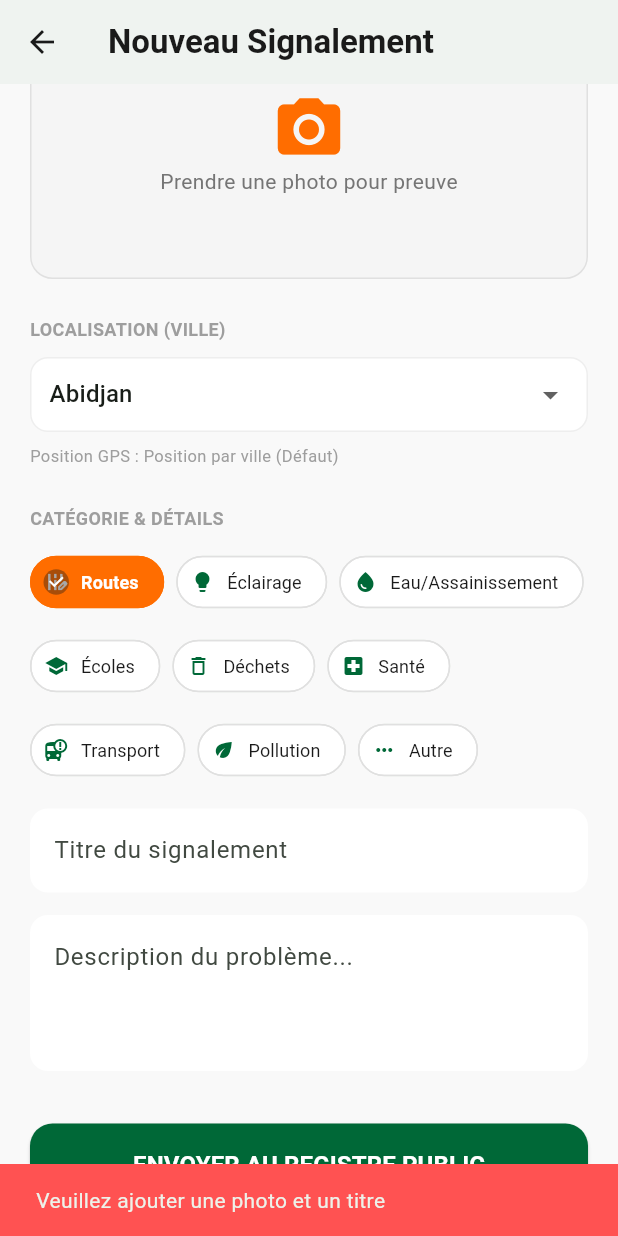
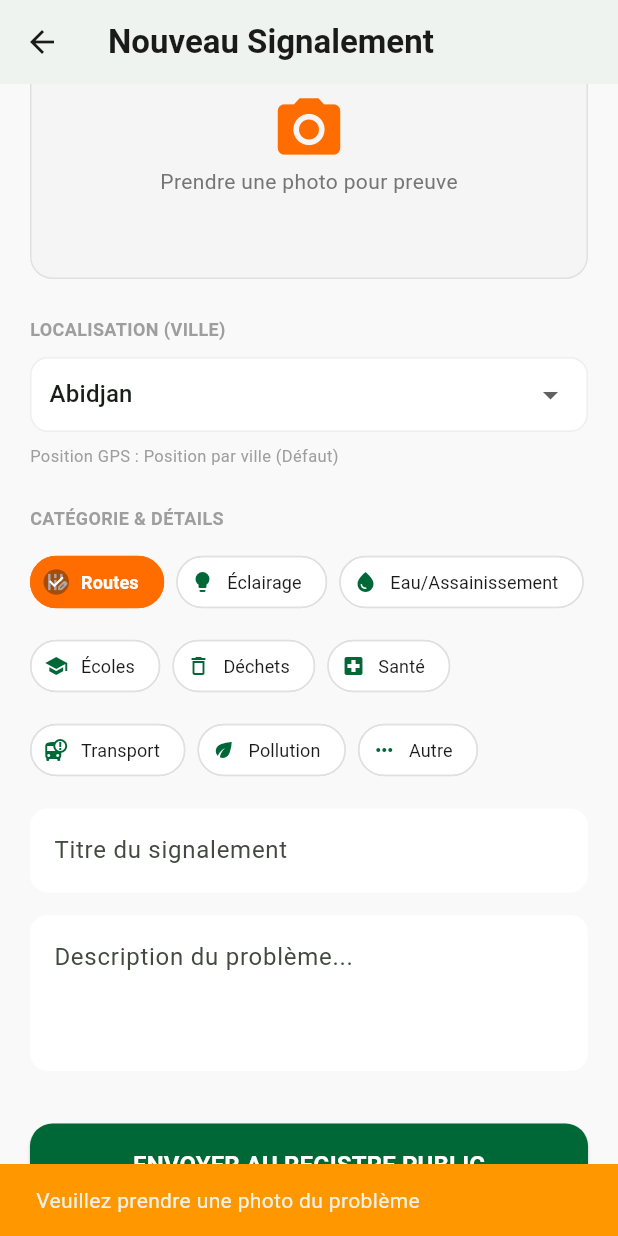
Before and after one commit to rey830873-crypto/sentinelle_ci, a Flutter app: the CreateReportScreen screen opened directly, scrolled down 97 dp, after a tap on "ENVOYER AU REGISTRE PUBLIC", on a phone screen of 412 x 824 dp. Run offline on Flutter 3.47's test engine with Material 3 defaults, Android fonts, the light colour scheme and no system bars; our stand-ins replace flutter_map, geolocator, image_picker, latlong2; accounts and stored records are empty.

Commit message:
Final stable version for defense: AI removal, UI fixes, and navigation stability

```diff
--- a/lib/viewmodels/report_viewmodel.dart
+++ b/lib/viewmodels/report_viewmodel.dart
@@ -45,8 +45,10 @@ class ReportViewModel extends ChangeNotifier {
     _isLoading = true;
     notifyListeners();
 
+    try {
       String? imageUrl;
       if (imageFile != null) {
+        // Simulation d'upload ou traitement d'image
         imageUrl = await _apiService.uploadImage(imageFile);
       }
 
@@ -68,13 +70,13 @@ class ReportViewModel extends ChangeNotifier {
         isUrgent: isUrgent || description.toLowerCase().contains('danger') || description.toLowerCase().contains('urgent'),
       );
 
-    try {
       await _apiService.postReport(newReport);
       _lastCreatedReport = newReport;
       _isLoading = false;
       notifyListeners();
       return true;
     } catch (e) {
+      debugPrint("Erreur lors de la création du rapport: $e");
       _isLoading = false;
       notifyListeners();
       return false;
--- a/lib/views/create_report_screen.dart
+++ b/lib/views/create_report_screen.dart
@@ -5,7 +5,6 @@ import 'package:image_picker/image_picker.dart';
 import 'package:geolocator/geolocator.dart';
 import 'package:sentinelle_ci/utils/app_colors.dart';
 import 'package:sentinelle_ci/models/report_model.dart';
-import 'package:sentinelle_ci/services/ai_service.dart';
 import 'package:sentinelle_ci/viewmodels/auth_viewmodel.dart';
 import 'package:sentinelle_ci/viewmodels/report_viewmodel.dart';
 
@@ -41,10 +40,7 @@ class _CreateReportScreenState extends State<CreateReportScreen> {
   double _longitude = -4.0305;
 
   File? _imageFile;
-  bool _isAnalyzing = false;
-  bool _aiSuggestedUrgency = false;
   final _picker = ImagePicker();
-  final _aiService = AIService();
 
   @override
   void initState() {
@@ -82,31 +78,7 @@ class _CreateReportScreenState extends State<CreateReportScreen> {
     if (pickedFile != null) {
       setState(() {
         _imageFile = File(pickedFile.path);
-        _isAnalyzing = true;
       });
-
-      try {
-        final analysis = await _aiService.analyzeImage(_imageFile!);
-        setState(() {
-          _selectedCategory = analysis['category'] as ReportCategory;
-          _titleController.text = analysis['title'] as String;
-          _descriptionController.text = analysis['description'] as String;
-          _aiSuggestedUrgency = analysis['isUrgent'] as bool? ?? false;
-          _isAnalyzing = false;
-        });
-
-        if (mounted) {
-          ScaffoldMessenger.of(context).showSnackBar(
-            const SnackBar(
-              content: Text('✅ Analyse IA terminée'),
-              backgroundColor: AppColors.primaryGreen,
-              duration: Duration(seconds: 2),
-            )
-          );
-        }
-      } catch (e) {
-        setState(() => _isAnalyzing = false);
-      }
     }
   }
 
@@ -149,22 +121,7 @@ class _CreateReportScreenState extends State<CreateReportScreen> {
                         Text('Prendre une photo pour preuve', style: TextStyle(color: AppColors.textLight)),
                       ],
                     )
-                  : (_isAnalyzing
-                      ? Container(
-                          decoration: BoxDecoration(
-                            color: Colors.black.withValues(alpha: 0.4),
-                            borderRadius: BorderRadius.circular(15),
-                          ),
-                          child: const Column(
-                            mainAxisAlignment: MainAxisAlignment.center,
-                            children: [
-                              CircularProgressIndicator(color: Colors.white),
-                              SizedBox(height: 10),
-                              Text('Analyse IA en cours...', style: TextStyle(color: Colors.white, fontWeight: FontWeight.bold)),
-                            ],
-                          ),
-                        )
-                      : const SizedBox.shrink()),
+                  : const SizedBox.shrink(),
               ),
             ),
             const SizedBox(height: 25),
@@ -229,10 +186,24 @@ class _CreateReportScreenState extends State<CreateReportScreen> {
               height: 55,
               child: ElevatedButton(
                 onPressed: reportVm.isLoading ? null : () async {
-                  if (_titleController.text.isNotEmpty && _imageFile != null) {
+                  // Validation stricte
+                  if (_imageFile == null) {
+                    ScaffoldMessenger.of(context).showSnackBar(
+                      const SnackBar(content: Text('Veuillez prendre une photo du problème'), backgroundColor: Colors.orange)
+                    );
+                    return;
+                  }
+
+                  if (_titleController.text.trim().isEmpty) {
+                    ScaffoldMessenger.of(context).showSnackBar(
+                      const SnackBar(content: Text('Veuillez donner un titre au signalement'), backgroundColor: Colors.orange)
+                    );
+                    return;
+                  }
+
                   final success = await reportVm.createReport(
-                      title: _titleController.text,
-                      description: _descriptionController.text,
+                    title: _titleController.text.trim(),
+                    description: _descriptionController.text.trim(),
                     category: _selectedCategory,
                     location: "$_selectedCity, Côte d'Ivoire",
                     latitude: _latitude,
@@ -240,29 +211,35 @@ class _CreateReportScreenState extends State<CreateReportScreen> {
                     userId: authVm.currentUser?.id ?? 'anonyme',
                     userName: authVm.currentUser?.name ?? 'Citoyen',
                     isAnonymous: authVm.currentUser?.isAnonymous ?? false,
-                      isUrgent: _aiSuggestedUrgency,
+                    isUrgent: false,
                     imageFile: _imageFile,
                   );
 
                   if (!mounted) return;
 
                   if (success) {
-                      await authVm.addPoints(15);
+                    // 1. On prépare le message de succès avant de partir
+                    final messenger = ScaffoldMessenger.of(context);
 
-                      if (!context.mounted) return;
+                    // 2. On ferme le clavier et l'écran immédiatement pour la fluidité
+                    FocusScope.of(context).unfocus();
+                    Navigator.pop(context);
 
-                      Navigator.pop(context);
-                      ScaffoldMessenger.of(context).showSnackBar(
+                    // 3. On ajoute les points en tâche de fond (cela ne bloquera plus l'UI)
+                    authVm.addPoints(15);
+
+                    // 4. On affiche le succès (il apparaîtra sur l'écran d'accueil)
+                    messenger.showSnackBar(
                       const SnackBar(
                         content: Text('✅ Signalement certifié sur la Blockchain ! (+15 pts)'),
                         backgroundColor: AppColors.primaryGreen,
+                        duration: Duration(seconds: 3),
                       )
                     );
-                    }
                   } else {
                     ScaffoldMessenger.of(context).showSnackBar(
                       const SnackBar(
-                        content: Text('Veuillez ajouter une photo et un titre'),
+                        content: Text('❌ Erreur lors de l\'envoi. Vérifiez votre connexion.'),
                         backgroundColor: Colors.redAccent,
                       )
                     );
@@ -272,9 +249,14 @@ class _CreateReportScreenState extends State<CreateReportScreen> {
                   backgroundColor: AppColors.primaryGreen,
                   foregroundColor: Colors.white,
                   shape: RoundedRectangleBorder(borderRadius: BorderRadius.circular(15)),
+                  disabledBackgroundColor: Colors.grey.shade300,
                 ),
                 child: reportVm.isLoading
-                  ? const CircularProgressIndicator(color: Colors.white)
+                  ? const SizedBox(
+                      height: 20,
+                      width: 20,
+                      child: CircularProgressIndicator(color: Colors.white, strokeWidth: 2)
+                    )
                   : const Text('ENVOYER AU REGISTRE PUBLIC', style: TextStyle(fontSize: 16, fontWeight: FontWeight.bold)),
               ),
             ),
--- a/lib/views/welcome_screen.dart
+++ b/lib/views/welcome_screen.dart
@@ -63,8 +63,8 @@ class WelcomeScreen extends StatelessWidget {
                       title: 'Je suis Administrateur',
                       subtitle: 'Gérer les signalements de la commune',
                       icon: Icons.business,
-                      color: AppColors.cardBackground,
-                      textColor: AppColors.textDark,
+                      color: AppColors.primaryGreen,
+                      textColor: Colors.white,
                       onTap: () => Navigator.push(
                         context,
                         MaterialPageRoute(builder: (_) => const LoginScreen(role: UserRole.administrator)),
--- a/pubspec.yaml
+++ b/pubspec.yaml
@@ -17,7 +17,6 @@ dependencies:
   image_picker: ^1.0.7
   geolocator: ^11.0.0
   geocoding: ^3.0.0
-  google_generative_ai: ^0.4.0
   path_provider: ^2.1.2
   shared_preferences: ^2.2.2
 
```
Also changed, not shown: lib/services/ai_service.dart (deleted, +0 -117 lines), pubspec.lock, 1 other file. Lines whose indentation alone changed are shown as unchanged.
